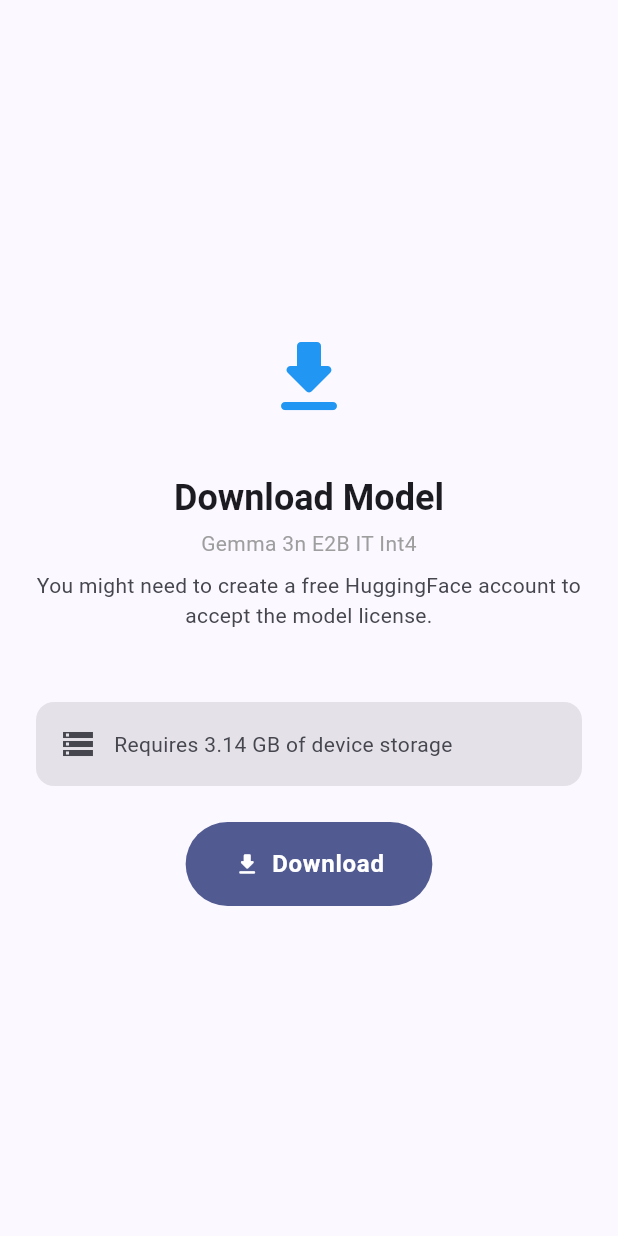
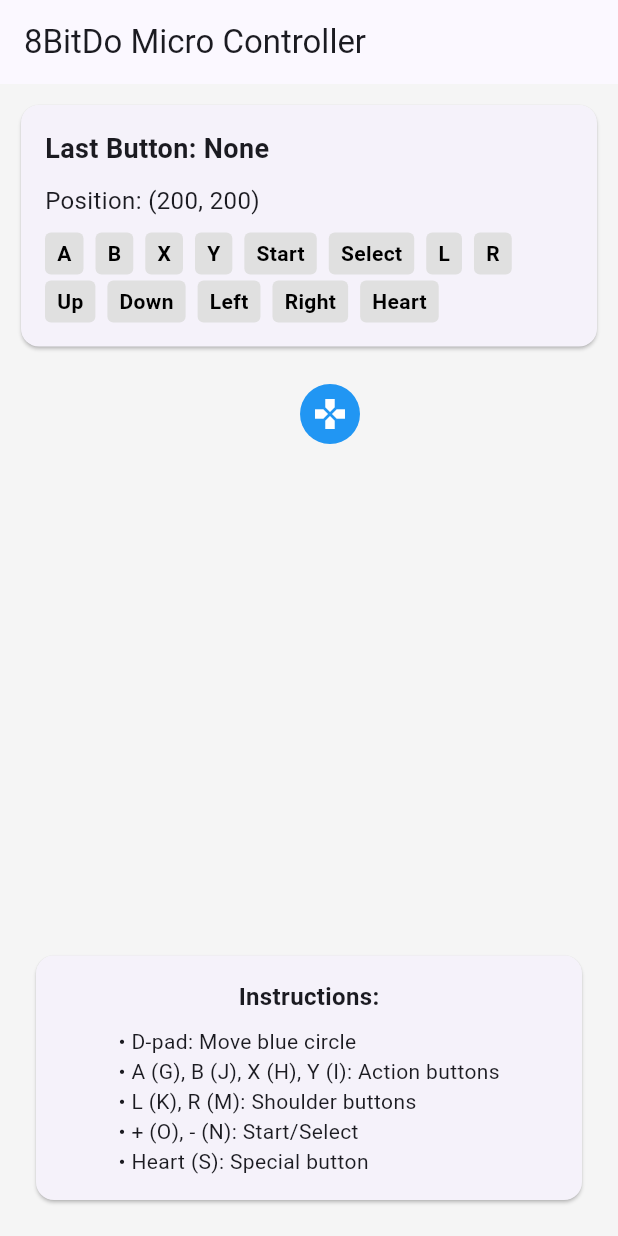
Before and after one commit to ai-space-s/wm-gemma-vision, a Flutter app: the screen it shows after launch, on a phone screen of 412 x 824 dp. Run offline on Flutter 3.47's test engine with Material 3 defaults, Android fonts, the phone set to English and light mode, and no system bars; our stand-ins replace audioplayers, camera, flutter_secure_storage, flutter_tts, image_picker, permission_handler and 3 more; missing offline and left inert: flutter_downloader, flutter_gemma, flutter_inappwebview, flutter_web_auth_2, gpt_markdown, volume_controller.

Commit message:
Got initial readings from controller

```diff
--- /dev/null
+++ b/lib/controller.dart
@@ -0,0 +1,317 @@
+import 'package:flutter/material.dart';
+import 'package:flutter/services.dart';
+
+void main() {
+  runApp(const MyApp());
+}
+
+class MyApp extends StatelessWidget {
+  const MyApp({super.key});
+
+  @override
+  Widget build(BuildContext context) {
+    return MaterialApp(
+      title: '8BitDo Micro Controller Demo',
+      theme: ThemeData(primarySwatch: Colors.blue),
+      home: const ControllerInputScreen(),
+    );
+  }
+}
+
+class ControllerInputScreen extends StatefulWidget {
+  const ControllerInputScreen({super.key});
+
+  @override
+  State<ControllerInputScreen> createState() => _ControllerInputScreenState();
+}
+
+class _ControllerInputScreenState extends State<ControllerInputScreen> {
+  // Position for the moveable object
+  double _posX = 200.0;
+  double _posY = 200.0;
+
+  // Button states
+  Map<String, bool> _buttonStates = {
+    'A': false,
+    'B': false,
+    'X': false,
+    'Y': false,
+    'Start': false,
+    'Select': false,
+    'L': false,
+    'R': false,
+    'Up': false,
+    'Down': false,
+    'Left': false,
+    'Right': false,
+    'Heart': false,
+  };
+
+  String _lastButtonPressed = 'None';
+  final double _moveSpeed = 10.0;
+
+  @override
+  Widget build(BuildContext context) {
+    return Scaffold(
+      appBar: AppBar(title: const Text('8BitDo Micro Controller')),
+      body: KeyboardListener(
+        focusNode: FocusNode()..requestFocus(),
+        onKeyEvent: _handleKeyEvent,
+        child: Container(
+          width: double.infinity,
+          height: double.infinity,
+          color: Colors.grey[100],
+          child: Stack(
+            children: [
+              // Moveable object
+              Positioned(
+                left: _posX,
+                top: _posY,
+                child: Container(
+                  width: 40,
+                  height: 40,
+                  decoration: BoxDecoration(
+                    color: Colors.blue,
+                    borderRadius: BorderRadius.circular(20),
+                  ),
+                  child: const Icon(Icons.games, color: Colors.white),
+                ),
+              ),
+
+              // UI overlay
+              Positioned(
+                top: 10,
+                left: 10,
+                right: 10,
+                child: Card(
+                  child: Padding(
+                    padding: const EdgeInsets.all(16.0),
+                    child: Column(
+                      crossAxisAlignment: CrossAxisAlignment.start,
+                      mainAxisSize: MainAxisSize.min,
+                      children: [
+                        Text(
+                          'Last Button: $_lastButtonPressed',
+                          style: const TextStyle(
+                            fontSize: 18,
+                            fontWeight: FontWeight.bold,
+                          ),
+                        ),
+                        const SizedBox(height: 10),
+                        Text(
+                          'Position: (${_posX.toInt()}, ${_posY.toInt()})',
+                          style: const TextStyle(fontSize: 16),
+                        ),
+                        const SizedBox(height: 10),
+                        _buildButtonGrid(),
+                      ],
+                    ),
+                  ),
+                ),
+              ),
+
+              // Instructions
+              const Positioned(
+                bottom: 20,
+                left: 20,
+                right: 20,
+                child: Card(
+                  child: Padding(
+                    padding: EdgeInsets.all(16.0),
+                    child: Column(
+                      mainAxisSize: MainAxisSize.min,
+                      children: [
+                        Text(
+                          'Instructions:',
+                          style: TextStyle(
+                            fontSize: 16,
+                            fontWeight: FontWeight.bold,
+                          ),
+                        ),
+                        SizedBox(height: 8),
+                        Text(
+                          '• D-pad: Move blue circle\n'
+                          '• A (G), B (J), X (H), Y (I): Action buttons\n'
+                          '• L (K), R (M): Shoulder buttons\n'
+                          '• + (O), - (N): Start/Select\n'
+                          '• Heart (S): Special button',
+                          style: TextStyle(fontSize: 14),
+                        ),
+                      ],
+                    ),
+                  ),
+                ),
+              ),
+            ],
+          ),
+        ),
+      ),
+    );
+  }
+
+  Widget _buildButtonGrid() {
+    return Wrap(
+      spacing: 8,
+      runSpacing: 4,
+      children: _buttonStates.entries.map((entry) {
+        return Container(
+          padding: const EdgeInsets.symmetric(horizontal: 8, vertical: 4),
+          decoration: BoxDecoration(
+            color: entry.value ? Colors.green : Colors.grey[300],
+            borderRadius: BorderRadius.circular(4),
+          ),
+          child: Text(
+            entry.key,
+            style: TextStyle(
+              color: entry.value ? Colors.white : Colors.black,
+              fontWeight: FontWeight.bold,
+            ),
+          ),
+        );
+      }).toList(),
+    );
+  }
+
+  void _handleKeyEvent(KeyEvent event) {
+    if (event is KeyDownEvent) {
+      _handleButtonPress(event.logicalKey);
+    } else if (event is KeyUpEvent) {
+      _handleButtonRelease(event.logicalKey);
+    }
+  }
+
+  void _handleButtonPress(LogicalKeyboardKey key) {
+    setState(() {
+      // Handle D-pad movement
+      if (key == LogicalKeyboardKey.arrowUp) {
+        _buttonStates['Up'] = true;
+        _posY = (_posY - _moveSpeed).clamp(
+          0.0,
+          MediaQuery.of(context).size.height - 100,
+        );
+        _lastButtonPressed = 'Up';
+      } else if (key == LogicalKeyboardKey.arrowDown) {
+        _buttonStates['Down'] = true;
+        _posY = (_posY + _moveSpeed).clamp(
+          0.0,
+          MediaQuery.of(context).size.height - 100,
+        );
+        _lastButtonPressed = 'Down';
+      } else if (key == LogicalKeyboardKey.arrowLeft) {
+        _buttonStates['Left'] = true;
+        _posX = (_posX - _moveSpeed).clamp(
+          0.0,
+          MediaQuery.of(context).size.width - 40,
+        );
+        _lastButtonPressed = 'Left';
+      } else if (key == LogicalKeyboardKey.arrowRight) {
+        _buttonStates['Right'] = true;
+        _posX = (_posX + _moveSpeed).clamp(
+          0.0,
+          MediaQuery.of(context).size.width - 40,
+        );
+        _lastButtonPressed = 'Right';
+      }
+      // Handle action buttons (8BitDo Micro defaults)
+      else if (key == LogicalKeyboardKey.keyG) {
+        // A button
+        _buttonStates['A'] = true;
+        _lastButtonPressed = 'A';
+      } else if (key == LogicalKeyboardKey.keyJ) {
+        // B button
+        _buttonStates['B'] = true;
+        _lastButtonPressed = 'B';
+      } else if (key == LogicalKeyboardKey.keyH) {
+        // X button
+        _buttonStates['X'] = true;
+        _lastButtonPressed = 'X';
+      } else if (key == LogicalKeyboardKey.keyI) {
+        // Y button
+        _buttonStates['Y'] = true;
+        _lastButtonPressed = 'Y';
+      }
+      // Handle shoulder buttons
+      else if (key == LogicalKeyboardKey.keyL) {
+        // L2 button
+        _buttonStates['L'] = true;
+        _lastButtonPressed = 'L';
+      } else if (key == LogicalKeyboardKey.keyR) {
+        // R2 button
+        _buttonStates['R'] = true;
+        _lastButtonPressed = 'R';
+      } else if (key == LogicalKeyboardKey.keyK) {
+        // L button
+        _buttonStates['L'] = true;
+        _lastButtonPressed = 'L';
+      } else if (key == LogicalKeyboardKey.keyM) {
+        // R button
+        _buttonStates['R'] = true;
+        _lastButtonPressed = 'R';
+      }
+      // Handle Start/Select
+      else if (key == LogicalKeyboardKey.keyO) {
+        // + button (Start)
+        _buttonStates['Start'] = true;
+        _lastButtonPressed = 'Start';
+      } else if (key == LogicalKeyboardKey.keyN) {
+        // - button (Select)
+        _buttonStates['Select'] = true;
+        _lastButtonPressed = 'Select';
+      }
+      // Handle Heart button
+      else if (key == LogicalKeyboardKey.keyS) {
+        // Heart button
+        _buttonStates['Heart'] = true;
+        _lastButtonPressed = 'Heart';
+      }
+    });
+  }
+
+  void _handleButtonRelease(LogicalKeyboardKey key) {
+    setState(() {
+      // Reset button states when released
+      if (key == LogicalKeyboardKey.arrowUp) {
+        _buttonStates['Up'] = false;
+      } else if (key == LogicalKeyboardKey.arrowDown) {
+        _buttonStates['Down'] = false;
+      } else if (key == LogicalKeyboardKey.arrowLeft) {
+        _buttonStates['Left'] = false;
+      } else if (key == LogicalKeyboardKey.arrowRight) {
+        _buttonStates['Right'] = false;
+      } else if (key == LogicalKeyboardKey.keyG) {
+        // A button
+        _buttonStates['A'] = false;
+      } else if (key == LogicalKeyboardKey.keyJ) {
+        // B button
+        _buttonStates['B'] = false;
+      } else if (key == LogicalKeyboardKey.keyH) {
+        // X button
+        _buttonStates['X'] = false;
+      } else if (key == LogicalKeyboardKey.keyI) {
+        // Y button
+        _buttonStates['Y'] = false;
+      } else if (key == LogicalKeyboardKey.keyL) {
+        // L2 button
+        _buttonStates['L'] = false;
+      } else if (key == LogicalKeyboardKey.keyR) {
+        // R2 button
+        _buttonStates['R'] = false;
+      } else if (key == LogicalKeyboardKey.keyK) {
+        // L button
+        _buttonStates['L'] = false;
+      } else if (key == LogicalKeyboardKey.keyM) {
+        // R button
+        _buttonStates['R'] = false;
+      } else if (key == LogicalKeyboardKey.keyO) {
+        // + button (Start)
+        _buttonStates['Start'] = false;
+      } else if (key == LogicalKeyboardKey.keyN) {
+        // - button (Select)
+        _buttonStates['Select'] = false;
+      } else if (key == LogicalKeyboardKey.keyS) {
+        // Heart button
+        _buttonStates['Heart'] = false;
+      }
+    });
+  }
+}
--- a/lib/main.dart
+++ b/lib/main.dart
@@ -1,6 +1,7 @@
 import 'dart:ui';
 import 'package:flutter/material.dart';
 import 'package:flutter_downloader/flutter_downloader.dart';
+import 'package:gemma_chat/controller.dart';
 import 'download_page.dart';
 
 /// Must be top‐level (or static) and visible to the background isolate.
@@ -24,6 +25,6 @@
   Widget build(BuildContext ctx) => MaterialApp(
     title: 'Flutter Gemma Demo',
     theme: ThemeData(useMaterial3: true, colorSchemeSeed: Colors.indigo),
-    home: const DownloadPage(),
+    home: const ControllerInputScreen(),
   );
 }
```
Also changed, not shown: 1 other file.
